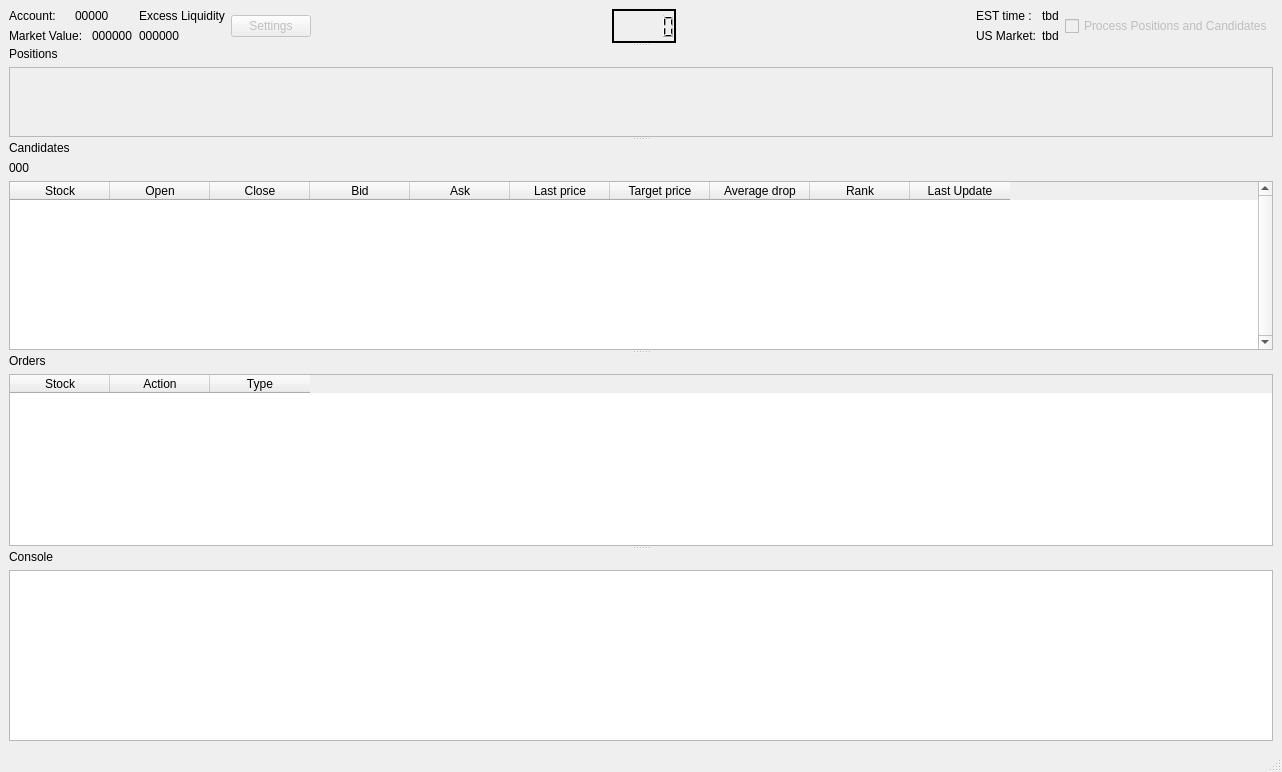
Before: the Qt Designer form UI/MainWindow.ui in colaisr/algotrader, drawn with Qt 5.
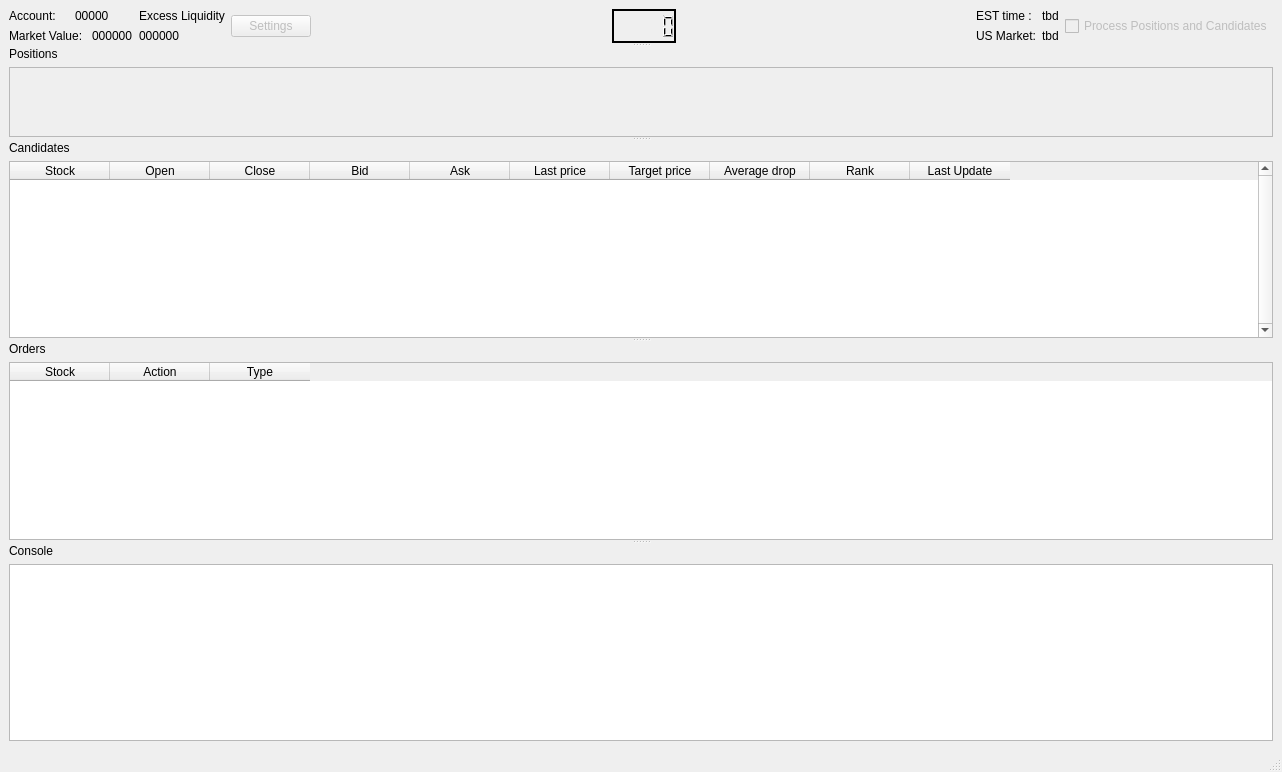
After: the same form once the commit is applied.

```diff
--- a/UI/MainWindow.ui
+++ b/UI/MainWindow.ui
@@ -236,13 +236,6 @@
           </property>
          </widget>
         </item>
-        <item>
-         <widget class="QLabel" name="lLiq">
-          <property name="text">
-           <string>000</string>
-          </property>
-         </widget>
-        </item>
         <item>
          <widget class="QTableWidget" name="tCandidates">
           <property name="verticalScrollBarPolicy">
```
